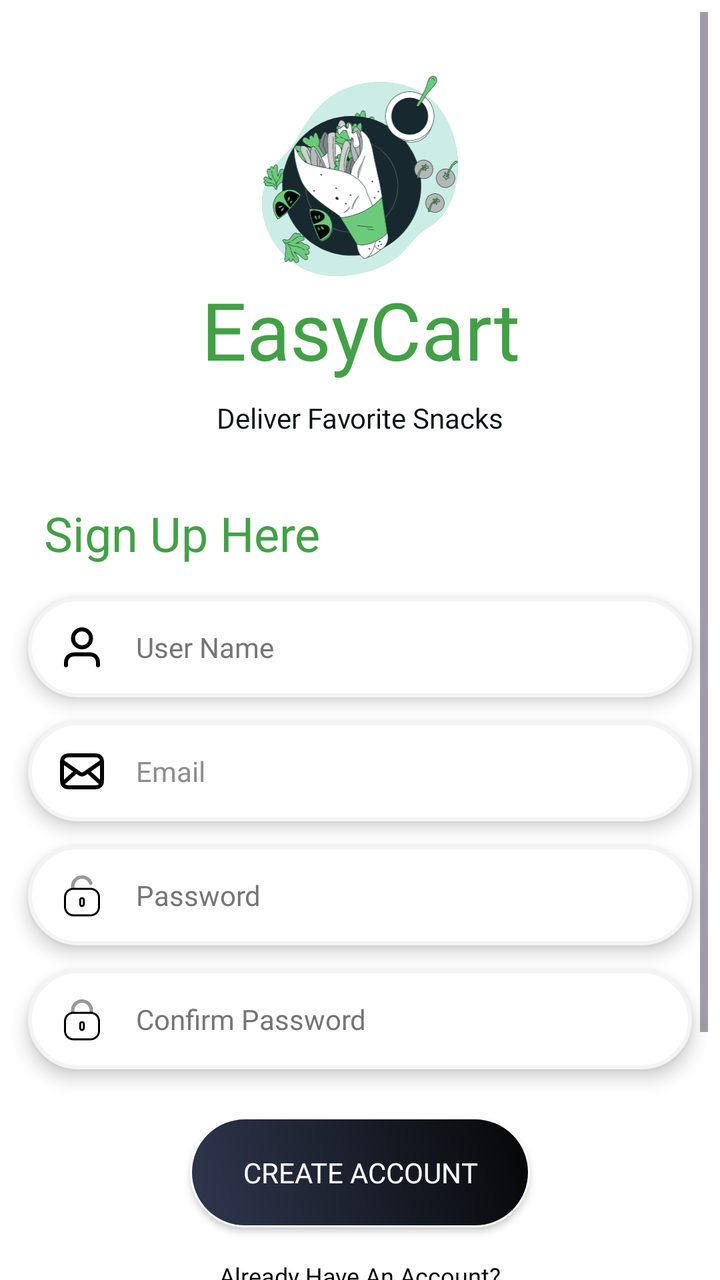
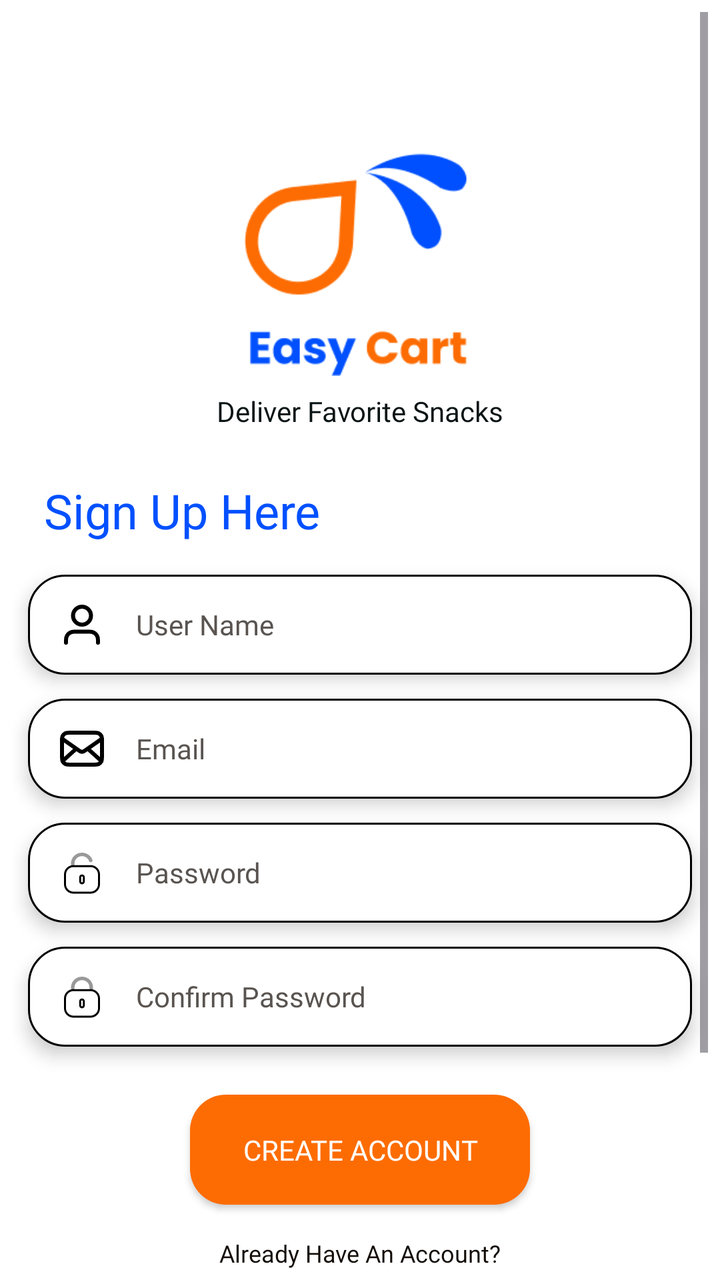

An Android layout rendered at two revisions. The XML below is the earlier revision; the diff shows what the commit changed to produce the second picture.
<!-- AndroidManifest.xml: application theme Theme.MiniProject -->
<!-- res/layout/activity_signup.xml -->
<?xml version="1.0" encoding="utf-8"?>
<androidx.constraintlayout.widget.ConstraintLayout xmlns:android="http://schemas.android.com/apk/res/android"
    xmlns:app="http://schemas.android.com/apk/res-auto"
    xmlns:tools="http://schemas.android.com/tools"
    android:id="@+id/main"
    android:layout_width="match_parent"
    android:layout_height="match_parent"
    android:background="@color/white"
    tools:context=".SignupActivity">

    <ScrollView
        android:layout_width="match_parent"
        android:layout_height="match_parent"
        android:fillViewport="true"
        android:padding="6dp"
        android:clipToPadding="false">

        <androidx.constraintlayout.widget.ConstraintLayout
            android:layout_width="match_parent"
            android:layout_height="wrap_content"
            android:paddingBottom="32dp">

            <ImageView
                android:id="@+id/imageView7"
                android:layout_width="100dp"
                android:layout_height="100dp"
                android:layout_marginTop="32dp"
                android:importantForAccessibility="no"
                android:src="@drawable/logo"
                app:layout_constraintEnd_toEndOf="parent"
                app:layout_constraintStart_toStartOf="parent"
                app:layout_constraintTop_toTopOf="parent" />

            <TextView
                android:id="@+id/textView22"
                android:layout_width="wrap_content"
                android:layout_height="wrap_content"
                android:fontFamily="@font/madaniarabic_bold"
                android:text="@string/title"
                android:textAlignment="center"
                android:textColor="#43A047"
                android:textSize="40sp"
                app:layout_constraintEnd_toEndOf="@+id/imageView7"
                app:layout_constraintStart_toStartOf="@+id/imageView7"
                app:layout_constraintTop_toBottomOf="@+id/imageView7" />

            <TextView
                android:id="@+id/textView21"
                android:layout_width="wrap_content"
                android:layout_height="wrap_content"
                android:layout_marginTop="8dp"
                android:fontFamily="@font/madaniarabic_medium"
                android:text="@string/deliver_favorite_snacks"
                android:textAlignment="center"
                android:textColor="@color/text"
                app:layout_constraintEnd_toEndOf="@+id/textView22"
                app:layout_constraintStart_toStartOf="@+id/textView22"
                app:layout_constraintTop_toBottomOf="@+id/textView22" />

            <TextView
                android:id="@+id/textView23"
                android:layout_width="wrap_content"
                android:layout_height="wrap_content"
                android:layout_marginStart="16dp"
                android:layout_marginTop="32dp"
                android:fontFamily="@font/madaniarabic_bold"
                android:text="@string/sign_up_here"
                android:textColor="#43A047"
                android:textSize="24sp"
                app:layout_constraintStart_toStartOf="parent"
                app:layout_constraintTop_toBottomOf="@+id/textView21" />

            <EditText
                android:id="@+id/username"
                android:layout_width="0dp"
                android:layout_height="50dp"
                android:layout_marginStart="8dp"
                android:layout_marginTop="16dp"
                android:layout_marginEnd="8dp"
                android:background="@drawable/backgrouninput1"
                android:drawableStart="@drawable/user_01"
                android:drawablePadding="15dp"
                android:elevation="5dp"
                android:ems="10"
                android:fontFamily="@font/madaniarabic_regular"
                android:hint="@string/user_name"
                android:importantForAutofill="no"
                android:inputType="textPersonName"
                android:paddingStart="15dp"
                android:paddingEnd="15dp"
                android:textColor="@color/text"
                android:textColorHint="#757575"
                android:textSize="14sp"
                app:layout_constraintEnd_toEndOf="parent"
                app:layout_constraintStart_toStartOf="parent"
                app:layout_constraintTop_toBottomOf="@+id/textView23" />

            <EditText
                android:id="@+id/email"
                android:layout_width="0dp"
                android:layout_height="50dp"
                android:layout_marginStart="8dp"
                android:layout_marginTop="12dp"
                android:layout_marginEnd="8dp"
                android:background="@drawable/backgrouninput1"
                android:drawableStart="@drawable/mail_02"
                android:drawablePadding="15dp"
                android:elevation="5dp"
                android:ems="10"
                android:fontFamily="@font/madaniarabic_regular"
                android:hint="@string/email"
                android:importantForAutofill="no"
                android:inputType="textEmailAddress"
                android:paddingStart="15dp"
                android:paddingEnd="15dp"
                android:textColor="@color/text"
                android:textColorHint="@color/textinblack"
                android:textSize="14sp"
                app:layout_constraintEnd_toEndOf="parent"
                app:layout_constraintStart_toStartOf="parent"
                app:layout_constraintTop_toBottomOf="@+id/username" />

            <EditText
                android:id="@+id/pass"
                android:layout_width="0dp"
                android:layout_height="50dp"
                android:layout_marginStart="8dp"
                android:layout_marginTop="12dp"
                android:layout_marginEnd="8dp"
                android:background="@drawable/backgrouninput1"
                android:drawableStart="@drawable/unlock"
                android:drawablePadding="15dp"
                android:elevation="5dp"
                android:ems="10"
                android:fontFamily="@font/madaniarabic_regular"
                android:hint="@string/password"
                android:importantForAutofill="no"
                android:inputType="textPassword"
                android:paddingStart="15dp"
                android:paddingEnd="15dp"
                android:textColor="@color/text"
                android:textColorHint="#757575"
                android:textSize="14sp"
                app:layout_constraintEnd_toEndOf="parent"
                app:layout_constraintStart_toStartOf="parent"
                app:layout_constraintTop_toBottomOf="@+id/email" />

            <EditText
                android:id="@+id/cpass"
                android:layout_width="0dp"
                android:layout_height="50dp"
                android:layout_marginStart="8dp"
                android:layout_marginTop="12dp"
                android:layout_marginEnd="8dp"
                android:background="@drawable/backgrouninput1"
                android:drawableStart="@drawable/lock"
                android:drawablePadding="15dp"
                android:elevation="5dp"
                android:ems="10"
                android:fontFamily="@font/madaniarabic_regular"
                android:hint="@string/confirm_password"
                android:importantForAutofill="no"
                android:inputType="textPassword"
                android:paddingStart="15dp"
                android:paddingEnd="15dp"
                android:textColor="@color/text"
                android:textColorHint="#757575"
                android:textSize="14sp"
                app:layout_constraintEnd_toEndOf="parent"
                app:layout_constraintStart_toStartOf="parent"
                app:layout_constraintTop_toBottomOf="@+id/pass" />

            <androidx.appcompat.widget.AppCompatButton
                android:id="@+id/createAccount"
                android:layout_width="170dp"
                android:layout_height="55dp"
                android:layout_marginTop="24dp"
                android:background="@drawable/buttoncolor"
                android:fontFamily="@font/roboto_medium"
                android:text="@string/create_account"
                android:textColor="@color/secondary"
                app:layout_constraintEnd_toEndOf="parent"
                app:layout_constraintStart_toStartOf="parent"
                app:layout_constraintTop_toBottomOf="@+id/cpass" />

            <TextView
                android:id="@+id/alreadyAccount"
                android:layout_width="wrap_content"
                android:layout_height="wrap_content"
                android:layout_marginTop="16dp"
                android:fontFamily="@font/madaniarabic_regular"
                android:text="@string/already_have_an_account"
                android:textColor="@color/black"
                android:textSize="12sp"
                app:layout_constraintEnd_toEndOf="parent"
                app:layout_constraintStart_toStartOf="parent"
                app:layout_constraintTop_toBottomOf="@+id/createAccount" />

            <TextView
                android:id="@+id/textViewOr"
                android:layout_width="wrap_content"
                android:layout_height="wrap_content"
                android:layout_marginTop="20dp"
                android:text="@string/or_continue_with"
                android:textColor="@color/textinblack"
                android:textSize="14sp"
                app:layout_constraintEnd_toEndOf="parent"
                app:layout_constraintStart_toStartOf="parent"
                app:layout_constraintTop_toBottomOf="@+id/alreadyAccount" />

            <androidx.appcompat.widget.AppCompatButton
                android:id="@+id/googleBtn"
                android:layout_width="150dp"
                android:layout_height="55dp"
                android:layout_marginTop="16dp"
                android:background="@drawable/buttoncolor"
                android:drawableStart="@drawable/ic_google"
                android:fontFamily="@font/roboto_medium"
                android:paddingStart="24dp"
                android:paddingEnd="24dp"
                android:text="@string/google"
                android:textAllCaps="false"
                android:textColor="@color/secondary"
                app:layout_constraintEnd_toEndOf="parent"
                app:layout_constraintStart_toStartOf="parent"
                app:layout_constraintTop_toBottomOf="@+id/textViewOr" />

        </androidx.constraintlayout.widget.ConstraintLayout>
    </ScrollView>

</androidx.constraintlayout.widget.ConstraintLayout>
<!-- resources referenced by this layout -->
<resources>
  <color name="black">#FF000000</color>
  <color name="secondary">#FFFFFFFF</color>
  <color name="text">#0A1415</color>
  <color name="textinblack">#8d8d8d</color>
  <color name="white">#FFFFFFFF</color>
  <!-- drawable backgrouninput1 (drawable) -->
  <?xml version="1.0" encoding="utf-8"?>
  <shape xmlns:android="http://schemas.android.com/apk/res/android">
      <solid android:color="@color/white"></solid>
      <corners android:radius="50dp"></corners>
      <stroke android:color="#f4f4f4" android:width="2dp"></stroke>
  </shape>
  <!-- drawable buttoncolor (drawable) -->
  <?xml version="1.0" encoding="utf-8"?>
  <shape xmlns:android="http://schemas.android.com/apk/res/android">
  <gradient android:angle="45" android:startColor="#303850"  android:endColor="#060606"></gradient>
      <corners android:radius="50dp"></corners>
      <stroke android:color="#ffffff" android:width="1dp"></stroke>
  </shape>
  <!-- drawable logo: vector/xml drawable (drawable, 186011 chars, omitted) -->
  <!-- drawable user_01 (drawable) -->
  <vector xmlns:android="http://schemas.android.com/apk/res/android"
      android:width="24dp"
      android:height="24dp"
      android:viewportWidth="24"
      android:viewportHeight="24">
    <path
        android:pathData="M20,21C20,19.604 20,18.907 19.828,18.339C19.44,17.06 18.44,16.06 17.161,15.672C16.593,15.5 15.896,15.5 14.5,15.5H9.5C8.104,15.5 7.407,15.5 6.839,15.672C5.56,16.06 4.56,17.06 4.172,18.339C4,18.907 4,19.604 4,21M16.5,7.5C16.5,9.985 14.485,12 12,12C9.515,12 7.5,9.985 7.5,7.5C7.5,5.015 9.515,3 12,3C14.485,3 16.5,5.015 16.5,7.5Z"
        android:strokeLineJoin="round"
        android:strokeWidth="2"
        android:fillColor="#00000000"
        android:strokeColor="#000000"
        android:strokeLineCap="round"/>
  </vector>
  <string name="already_have_an_account">Already Have An Account?</string>
  <string name="confirm_password">Confirm Password</string>
  <string name="create_account">Create Account</string>
  <string name="deliver_favorite_snacks">Deliver Favorite Snacks</string>
  <string name="email">Email</string>
  <string name="google">Google</string>
  <string name="or_continue_with">Or Continue With</string>
  <string name="password">Password</string>
  <string name="sign_up_here">Sign Up Here</string>
  <string name="title">EasyCart</string>
  <string name="user_name">User Name</string>
  <style name="Theme.MiniProject" parent="Base.Theme.MiniProject" />
  <style name="Base.Theme.MiniProject" parent="Theme.Material3.DayNight.NoActionBar">
          
          <item name="android:windowActivityTransitions">true</item>
          <item name="android:windowAnimationStyle">@style/WindowAnimations</item>
  
          <item name="bottomNavigationStyle">@style/Widget.App.BottomNavigationView</item>
      </style>
  <style name="WindowAnimations">
          <item name="android:activityOpenEnterAnimation">@anim/slide_in_right</item>
          <item name="android:activityOpenExitAnimation">@anim/slide_out_left</item>
          <item name="android:activityCloseEnterAnimation">@anim/fade_in</item>
          <item name="android:activityCloseExitAnimation">@anim/fade_out</item>
      </style>
  <style name="Widget.App.BottomNavigationView" parent="Widget.Material3.BottomNavigationView">
          <item name="itemActiveIndicatorStyle">@style/App.Custom.Indicator</item>
      </style>
  <style name="App.Custom.Indicator" parent="Widget.Material3.BottomNavigationView.ActiveIndicator">
          
          <item name="android:width">45dp</item>
          <item name="android:height">45dp</item>
  
          
          <item name="android:color">@color/theme_orange</item>
          <item name="shapeAppearance">@style/ShapeAppearance.RoundedRect</item>
      </style>
  <color name="theme_orange">#fd6c02</color>
  <style name="ShapeAppearance.RoundedRect" parent="">
          <item name="cornerFamily">rounded</item>
          <item name="cornerSize">50%</item> 
      </style>
  <!-- unchanged entries left out for length: 4 -->
</resources>

<!-- the commit's change to res/layout/activity_signup.xml (unified diff, before → after) -->
@@ -22,27 +22,14 @@
 
             <ImageView
                 android:id="@+id/imageView7"
-                android:layout_width="100dp"
-                android:layout_height="100dp"
+                android:layout_width="150dp"
+                android:layout_height="150dp"
                 android:layout_marginTop="32dp"
                 android:importantForAccessibility="no"
-                android:src="@drawable/logo"
+                android:src="@drawable/png_logo"
                 app:layout_constraintEnd_toEndOf="parent"
                 app:layout_constraintStart_toStartOf="parent"
                 app:layout_constraintTop_toTopOf="parent" />
-
-            <TextView
-                android:id="@+id/textView22"
-                android:layout_width="wrap_content"
-                android:layout_height="wrap_content"
-                android:fontFamily="@font/madaniarabic_bold"
-                android:text="@string/title"
-                android:textAlignment="center"
-                android:textColor="#43A047"
-                android:textSize="40sp"
-                app:layout_constraintEnd_toEndOf="@+id/imageView7"
-                app:layout_constraintStart_toStartOf="@+id/imageView7"
-                app:layout_constraintTop_toBottomOf="@+id/imageView7" />
 
             <TextView
                 android:id="@+id/textView21"
@@ -53,19 +40,19 @@
                 android:text="@string/deliver_favorite_snacks"
                 android:textAlignment="center"
                 android:textColor="@color/text"
-                app:layout_constraintEnd_toEndOf="@+id/textView22"
-                app:layout_constraintStart_toStartOf="@+id/textView22"
-                app:layout_constraintTop_toBottomOf="@+id/textView22" />
+                app:layout_constraintEnd_toEndOf="@+id/imageView7"
+                app:layout_constraintStart_toStartOf="@+id/imageView7"
+                app:layout_constraintTop_toBottomOf="@+id/imageView7" />
 
             <TextView
                 android:id="@+id/textView23"
                 android:layout_width="wrap_content"
                 android:layout_height="wrap_content"
                 android:layout_marginStart="16dp"
-                android:layout_marginTop="32dp"
+                android:layout_marginTop="24dp"
                 android:fontFamily="@font/madaniarabic_bold"
                 android:text="@string/sign_up_here"
-                android:textColor="#43A047"
+                android:textColor="@color/btn_color"
                 android:textSize="24sp"
                 app:layout_constraintStart_toStartOf="parent"
                 app:layout_constraintTop_toBottomOf="@+id/textView21" />
@@ -88,8 +75,8 @@
                 android:inputType="textPersonName"
                 android:paddingStart="15dp"
                 android:paddingEnd="15dp"
-                android:textColor="@color/text"
-                android:textColorHint="#757575"
+                android:textColor="@color/theme_black"
+                android:textColorHint="@color/theme_dark_gray"
                 android:textSize="14sp"
                 app:layout_constraintEnd_toEndOf="parent"
                 app:layout_constraintStart_toStartOf="parent"
@@ -113,8 +100,8 @@
                 android:inputType="textEmailAddress"
                 android:paddingStart="15dp"
                 android:paddingEnd="15dp"
-                android:textColor="@color/text"
-                android:textColorHint="@color/textinblack"
+                android:textColor="@color/theme_black"
+                android:textColorHint="@color/theme_dark_gray"
                 android:textSize="14sp"
                 app:layout_constraintEnd_toEndOf="parent"
                 app:layout_constraintStart_toStartOf="parent"
@@ -138,8 +125,8 @@
                 android:inputType="textPassword"
                 android:paddingStart="15dp"
                 android:paddingEnd="15dp"
-                android:textColor="@color/text"
-                android:textColorHint="#757575"
+                android:textColor="@color/theme_black"
+                android:textColorHint="@color/theme_dark_gray"
                 android:textSize="14sp"
                 app:layout_constraintEnd_toEndOf="parent"
                 app:layout_constraintStart_toStartOf="parent"
@@ -163,8 +150,8 @@
                 android:inputType="textPassword"
                 android:paddingStart="15dp"
                 android:paddingEnd="15dp"
-                android:textColor="@color/text"
-                android:textColorHint="#757575"
+                android:textColor="@color/theme_black"
+                android:textColorHint="@color/theme_dark_gray"
                 android:textSize="14sp"
                 app:layout_constraintEnd_toEndOf="parent"
                 app:layout_constraintStart_toStartOf="parent"
@@ -179,6 +166,7 @@
                 android:fontFamily="@font/roboto_medium"
                 android:text="@string/create_account"
                 android:textColor="@color/secondary"
+                android:textSize="14sp"
                 app:layout_constraintEnd_toEndOf="parent"
                 app:layout_constraintStart_toStartOf="parent"
                 app:layout_constraintTop_toBottomOf="@+id/cpass" />
@@ -190,7 +178,7 @@
                 android:layout_marginTop="16dp"
                 android:fontFamily="@font/madaniarabic_regular"
                 android:text="@string/already_have_an_account"
-                android:textColor="@color/black"
+                android:textColor="@color/theme_black"
                 android:textSize="12sp"
                 app:layout_constraintEnd_toEndOf="parent"
                 app:layout_constraintStart_toStartOf="parent"
@@ -200,9 +188,9 @@
                 android:id="@+id/textViewOr"
                 android:layout_width="wrap_content"
                 android:layout_height="wrap_content"
-                android:layout_marginTop="20dp"
+                android:layout_marginTop="16dp"
                 android:text="@string/or_continue_with"
-                android:textColor="@color/textinblack"
+                android:textColor="@color/theme_medium_gray"
                 android:textSize="14sp"
                 app:layout_constraintEnd_toEndOf="parent"
                 app:layout_constraintStart_toStartOf="parent"
@@ -221,6 +209,7 @@
                 android:text="@string/google"
                 android:textAllCaps="false"
                 android:textColor="@color/secondary"
+                android:textSize="16sp"
                 app:layout_constraintEnd_toEndOf="parent"
                 app:layout_constraintStart_toStartOf="parent"
                 app:layout_constraintTop_toBottomOf="@+id/textViewOr" />
<!-- resource entries referenced after the edit -->
@@ -1,25 +1,27 @@
 <!-- resources referenced by this layout -->
 <resources>
+  <color name="btn_color">#0050ff</color>
   <color name="black">#FF000000</color>
   <color name="secondary">#FFFFFFFF</color>
   <color name="text">#0A1415</color>
-  <color name="textinblack">#8d8d8d</color>
+  <color name="theme_black">#120b06</color>
+  <color name="theme_dark_gray">#595450</color>
+  <color name="theme_medium_gray">#C3595450</color>
   <color name="white">#FFFFFFFF</color>
   <!-- drawable backgrouninput1 (drawable) -->
   <?xml version="1.0" encoding="utf-8"?>
   <shape xmlns:android="http://schemas.android.com/apk/res/android">
       <solid android:color="@color/white"></solid>
-      <corners android:radius="50dp"></corners>
-      <stroke android:color="#f4f4f4" android:width="2dp"></stroke>
+      <corners android:radius="18dp"></corners>
+      <stroke android:color="@color/black" android:width="1dp"></stroke>
   </shape>
   <!-- drawable buttoncolor (drawable) -->
   <?xml version="1.0" encoding="utf-8"?>
   <shape xmlns:android="http://schemas.android.com/apk/res/android">
-  <gradient android:angle="45" android:startColor="#303850"  android:endColor="#060606"></gradient>
-      <corners android:radius="50dp"></corners>
-      <stroke android:color="#ffffff" android:width="1dp"></stroke>
+      <solid android:color="@color/theme_orange"></solid>
+      <corners android:radius="18dp"></corners>
   </shape>
-  <!-- drawable logo: vector/xml drawable (drawable, 186011 chars, omitted) -->
+  <!-- drawable png_logo: png bitmap (drawable, 6856 bytes) -->
   <!-- drawable user_01 (drawable) -->
   <vector xmlns:android="http://schemas.android.com/apk/res/android"
       android:width="24dp"
@@ -43,7 +45,6 @@
   <string name="or_continue_with">Or Continue With</string>
   <string name="password">Password</string>
   <string name="sign_up_here">Sign Up Here</string>
-  <string name="title">EasyCart</string>
   <string name="user_name">User Name</string>
   <style name="Theme.MiniProject" parent="Base.Theme.MiniProject" />
   <style name="Base.Theme.MiniProject" parent="Theme.Material3.DayNight.NoActionBar">
